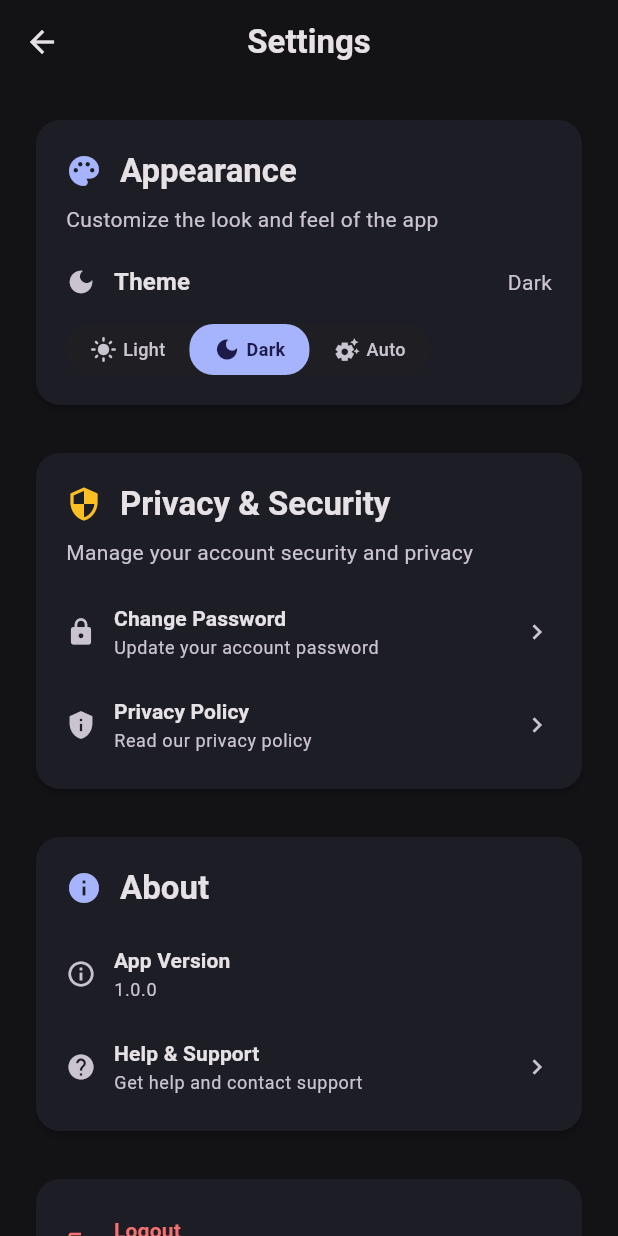
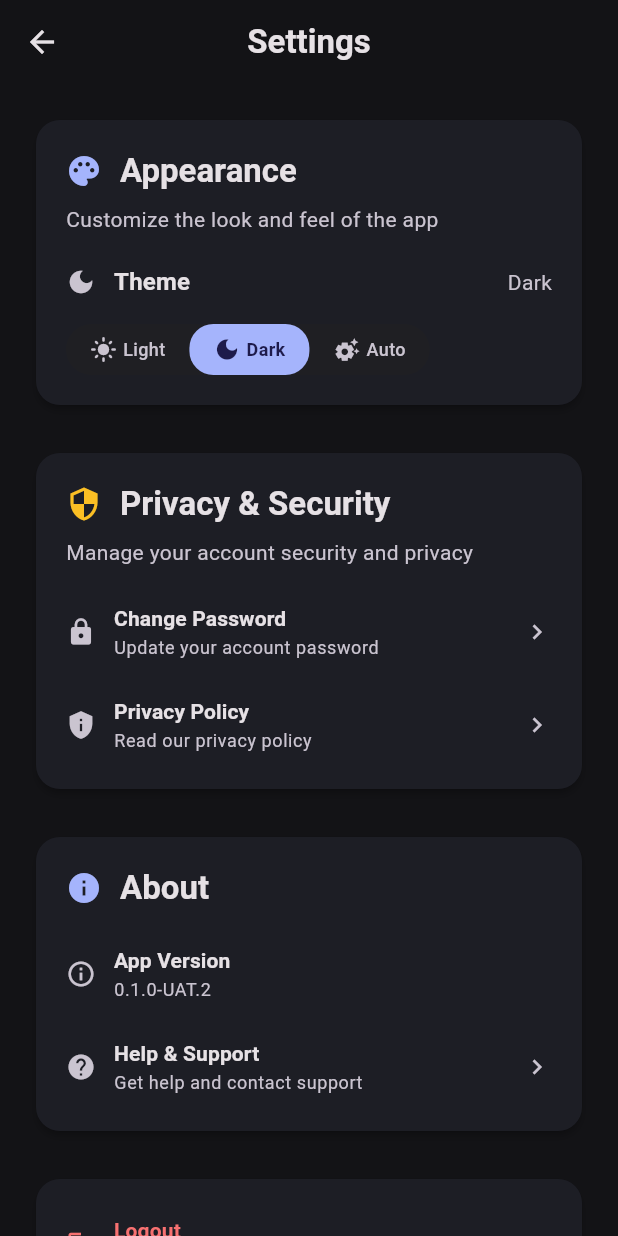
Before and after one commit to Hetti219/fulminant_c, a Flutter app: the SettingsScreen screen opened directly, after a tap on "Light", after a tap on "Dark", on a phone screen of 412 x 824 dp. Run offline on Flutter 3.47's test engine with Material 3 defaults, Android fonts, the phone set to English and light mode, and no system bars; our stand-ins replace cloud_firestore, equatable, firebase_auth, firebase_core, flutter_bloc, formz; accounts and stored records are empty.

Commit message:
Update settings_screen.dart

```diff
--- a/lib/screens/settings/settings_screen.dart
+++ b/lib/screens/settings/settings_screen.dart
@@ -162,7 +162,7 @@ class SettingsView extends StatelessWidget {
                   _SettingItem(
                     icon: Icons.info_outline,
                     title: 'App Version',
-                    subtitle: '1.0.0',
+                    subtitle: '0.1.0-UAT.2',
                     onTap: () {},
                     showArrow: false,
                   ),
```
